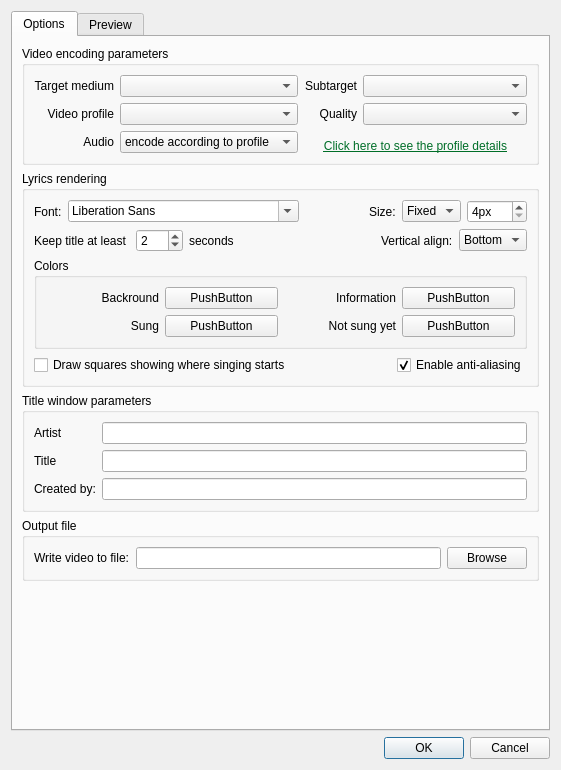
Above: src/dialog_export_params.ui from gyunaev/karlyriceditor before the change. Below: the same form after it.
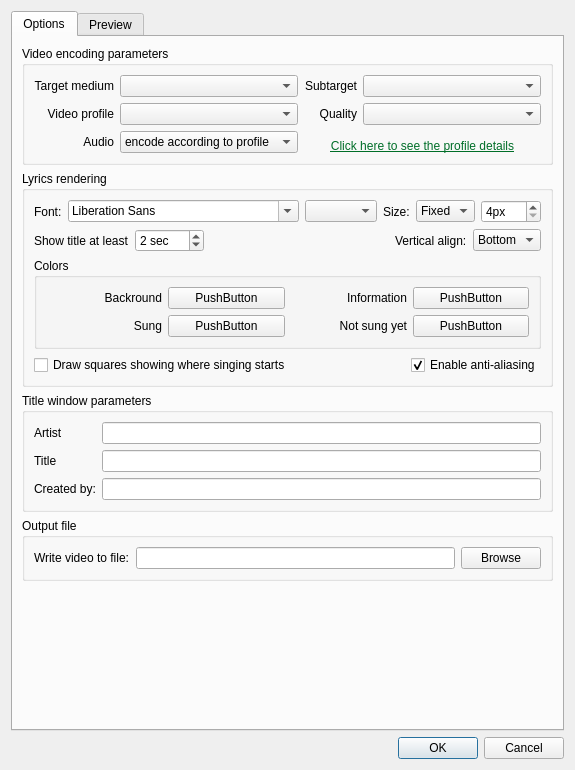
That is the form after the change. Custom widgets are drawn as their Qt base class.

Commit message: Added an option to set up font weight (boldness) when rendering. Fixed anti-aliasing option not applied on previews.

Patch:
```diff
--- a/src/dialog_export_params.ui
+++ b/src/dialog_export_params.ui
@@ -6,7 +6,7 @@
    <rect>
     <x>0</x>
     <y>0</y>
-    <width>561</width>
+    <width>574</width>
     <height>770</height>
    </rect>
   </property>
@@ -169,6 +169,9 @@
               </property>
              </widget>
             </item>
+            <item>
+             <widget class="QComboBox" name="fontVideoStyle"/>
+            </item>
             <item>
              <spacer name="horizontalSpacer_3">
               <property name="orientation">
@@ -241,12 +244,18 @@
             <item>
              <widget class="QLabel" name="label_26">
               <property name="text">
-               <string>Keep title at least </string>
+               <string>Show title at least</string>
               </property>
              </widget>
             </item>
             <item>
              <widget class="QSpinBox" name="titleVideoMin">
+              <property name="suffix">
+               <string> sec</string>
+              </property>
+              <property name="prefix">
+               <string/>
+              </property>
               <property name="maximum">
                <number>120</number>
               </property>
@@ -255,13 +264,6 @@
               </property>
              </widget>
             </item>
-            <item>
-             <widget class="QLabel" name="label_27">
-              <property name="text">
-               <string>seconds</string>
-              </property>
-             </widget>
-            </item>
             <item>
              <spacer name="horizontalSpacer_2">
               <property name="orientation">
```
The commit also changes 2 other files.
